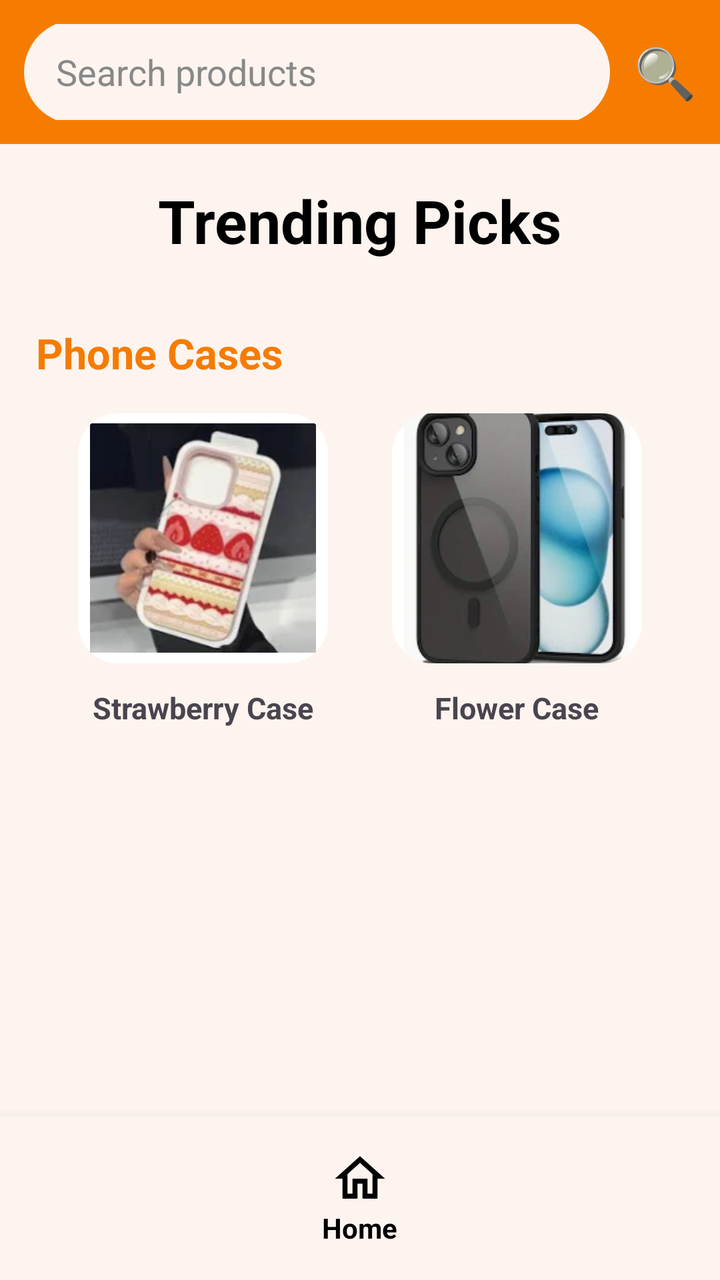
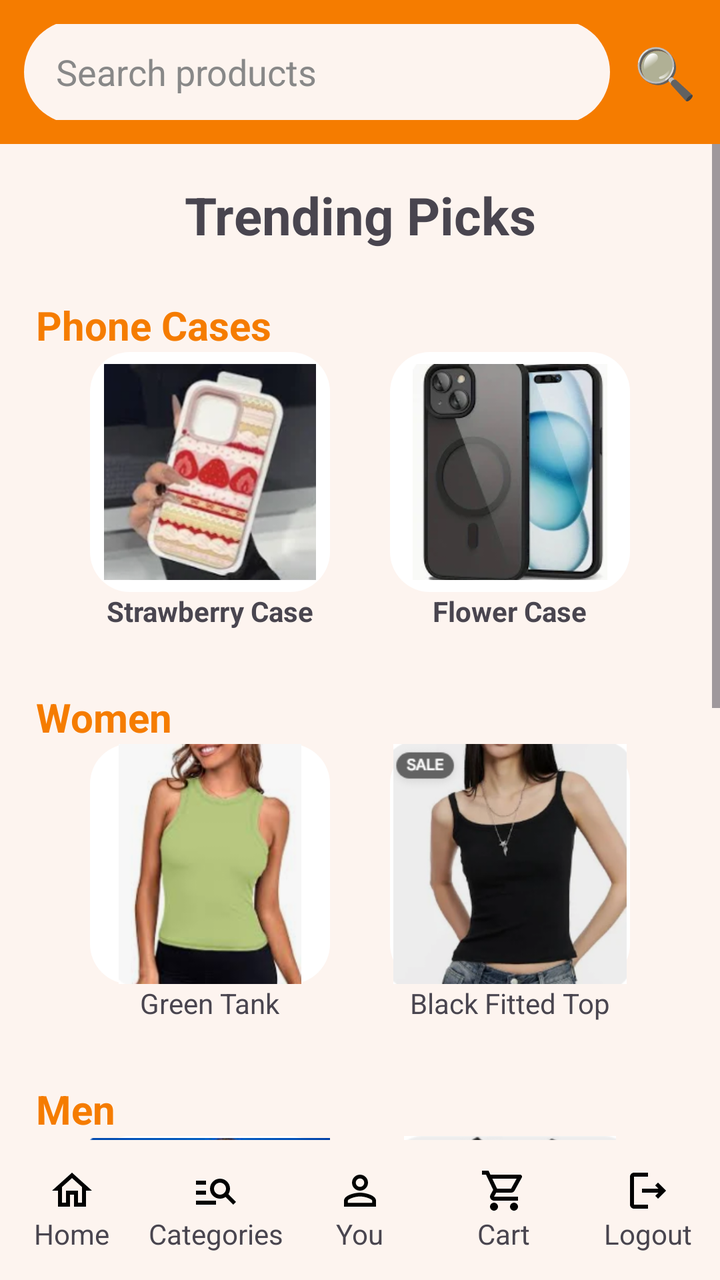

Before-and-after screenshots of an Android layout around one commit, followed by the original layout XML and the change that was made.
<!-- AndroidManifest.xml: application theme Theme.YOLO -->
<!-- res/layout/activity_category.xml -->
<?xml version="1.0" encoding="utf-8"?>
<LinearLayout
    xmlns:android="http://schemas.android.com/apk/res/android"
    xmlns:app="http://schemas.android.com/apk/res-auto"
    android:layout_width="match_parent"
    android:layout_height="match_parent"
    android:orientation="vertical"
    android:background="#FDF4EF">

    

    <LinearLayout
        android:layout_width="match_parent"
        android:layout_height="72dp"
        android:orientation="horizontal"
        android:gravity="center_vertical"
        android:padding="12dp"
        android:background="#F57C00">

        <EditText
            android:id="@+id/etSearch"
            android:layout_width="0dp"
            android:layout_height="52dp"
            android:layout_weight="1"
            android:hint="Search products"
            android:textColor="#000000"
            android:textColorHint="#888888"
            android:paddingStart="16dp"
            android:background="@drawable/rounded_edittext"
            android:backgroundTint="#FDF4EF"
            android:cursorVisible="false"
            android:inputType="text"/>

        <TextView
            android:layout_width="wrap_content"
            android:layout_height="wrap_content"
            android:text="🔍"
            android:textSize="25sp"
            android:layout_marginStart="12dp"/>
    </LinearLayout>

    

    <ScrollView
        android:layout_width="match_parent"
        android:layout_height="0dp"
        android:layout_weight="1">

        <LinearLayout
            android:layout_width="match_parent"
            android:layout_height="wrap_content"
            android:orientation="vertical"
            android:padding="18dp">

            

            <TextView
                android:layout_width="wrap_content"
                android:layout_height="wrap_content"
                android:text="Trending Picks"
                android:textStyle="bold"
                android:textSize="30sp"
                android:textColor="#000000"
                android:layout_gravity="center"
                android:layout_marginBottom="32dp"/>

            

            <TextView
                android:layout_width="wrap_content"
                android:layout_height="wrap_content"
                android:text="Phone Cases"
                android:textStyle="bold"
                android:textSize="21sp"
                android:textColor="#F57C00"
                android:layout_marginBottom="16dp"/>

            

            <LinearLayout
                android:layout_width="match_parent"
                android:layout_height="wrap_content"
                android:orientation="horizontal"
                android:gravity="center"
                android:layout_marginBottom="38dp">

                <LinearLayout
                    android:layout_width="wrap_content"
                    android:layout_height="wrap_content"
                    android:orientation="vertical"
                    android:gravity="center">

                    <ImageView
                        android:layout_width="125dp"
                        android:layout_height="125dp"
                        android:src="@drawable/case1"
                        android:background="@drawable/rounded_product"
                        android:padding="6dp"
                        android:scaleType="centerCrop"
                        android:clipToOutline="true"/>

                    <TextView
                        android:layout_width="wrap_content"
                        android:layout_height="wrap_content"
                        android:text="Strawberry Case"
                        android:textStyle="bold"
                        android:textSize="15sp"
                        android:layout_marginTop="12dp"/>
                </LinearLayout>

                <Space
                    android:layout_width="32dp"
                    android:layout_height="wrap_content"/>

                <LinearLayout
                    android:layout_width="wrap_content"
                    android:layout_height="wrap_content"
                    android:orientation="vertical"
                    android:gravity="center">

                    <ImageView
                        android:layout_width="125dp"
                        android:layout_height="125dp"
                        android:src="@drawable/case2"
                        android:background="@drawable/rounded_product"
                        android:padding="6dp"
                        android:scaleType="centerCrop"
                        android:clipToOutline="true"/>

                    <TextView
                        android:layout_width="wrap_content"
                        android:layout_height="wrap_content"
                        android:text="Flower Case"
                        android:textStyle="bold"
                        android:textSize="15sp"
                        android:layout_marginTop="12dp"/>
                </LinearLayout>

            </LinearLayout>

        </LinearLayout>

    </ScrollView>

    

    <LinearLayout
        android:layout_width="match_parent"
        android:layout_height="82dp"
        android:orientation="horizontal"
        android:background="#FDF4EF"
        android:gravity="center"
        android:elevation="10dp">

        

        <LinearLayout
            android:id="@+id/navHome"
            android:layout_width="0dp"
            android:layout_height="wrap_content"
            android:layout_weight="1"
            android:gravity="center"
            android:orientation="vertical">

            <ImageView
                android:layout_width="30dp"
                android:layout_height="30dp"
                android:src="@drawable/ic_home"
                app:tint="#000000"/>

            <TextView
                android:layout_width="wrap_content"
                android:layout_height="wrap_content"
                android:text="Home"
                android:textColor="#000000"
                android:textStyle="bold"
                android:textSize="14sp"/>
        </LinearLayout>

    </LinearLayout>

</LinearLayout>
<!-- resources referenced by this layout -->
<resources>
  <!-- drawable case1: png bitmap (drawable, 59315 bytes) -->
  <!-- drawable case2: png bitmap (drawable, 40874 bytes) -->
  <!-- drawable ic_home (drawable) -->
  <vector xmlns:android="http://schemas.android.com/apk/res/android" android:height="24dp" android:tint="#020202" android:viewportHeight="24" android:viewportWidth="24" android:width="24dp">
        
      <path android:fillColor="@android:color/white" android:pathData="M12,5.69l5,4.5V18h-2v-6H9v6H7v-7.81l5,-4.5M12,3L2,12h3v8h6v-6h2v6h6v-8h3L12,3z"/>
      
  </vector>
  <!-- drawable rounded_edittext (drawable) -->
  <?xml version="1.0" encoding="utf-8"?>
  <shape xmlns:android="http://schemas.android.com/apk/res/android">
  
      <solid android:color="#FFFFFF"/>
  
      <corners android:radius="30dp"/>
  
  </shape>
  <!-- drawable rounded_product (drawable) -->
  <?xml version="1.0" encoding="utf-8"?>
  <shape xmlns:android="http://schemas.android.com/apk/res/android">
  
      <solid android:color="#FFFFFF"/>
  
      <corners android:radius="20dp"/>
  
  </shape>
  <style name="Theme.YOLO" parent="Base.Theme.YOLO" />
  <style name="Base.Theme.YOLO" parent="Theme.Material3.DayNight.NoActionBar">
          
          
      </style>
</resources>

<!-- the commit's change to res/layout/activity_category.xml (unified diff, before → after) -->
@@ -1,14 +1,12 @@
 <?xml version="1.0" encoding="utf-8"?>
 <LinearLayout
     xmlns:android="http://schemas.android.com/apk/res/android"
-    xmlns:app="http://schemas.android.com/apk/res-auto"
     android:layout_width="match_parent"
     android:layout_height="match_parent"
     android:orientation="vertical"
     android:background="#FDF4EF">
 
     
-
     <LinearLayout
         android:layout_width="match_parent"
         android:layout_height="72dp"
@@ -23,13 +21,12 @@
             android:layout_height="52dp"
             android:layout_weight="1"
             android:hint="Search products"
-            android:textColor="#000000"
-            android:textColorHint="#888888"
+            android:textColor="#000"
+            android:textColorHint="#888"
             android:paddingStart="16dp"
             android:background="@drawable/rounded_edittext"
             android:backgroundTint="#FDF4EF"
-            android:cursorVisible="false"
-            android:inputType="text"/>
+            android:cursorVisible="false"/>
 
         <TextView
             android:layout_width="wrap_content"
@@ -40,7 +37,6 @@
     </LinearLayout>
 
     
-
     <ScrollView
         android:layout_width="match_parent"
         android:layout_height="0dp"
@@ -53,106 +49,248 @@
             android:padding="18dp">
 
             
-
-            <TextView
-                android:layout_width="wrap_content"
+            <TextView
+                android:layout_width="match_parent"
                 android:layout_height="wrap_content"
                 android:text="Trending Picks"
                 android:textStyle="bold"
-                android:textSize="30sp"
-                android:textColor="#000000"
-                android:layout_gravity="center"
-                android:layout_marginBottom="32dp"/>
-
-            
-
+                android:textSize="26sp"
+                android:gravity="center"
+                android:layout_marginBottom="24dp"/>
+
+            
             <TextView
                 android:layout_width="wrap_content"
                 android:layout_height="wrap_content"
                 android:text="Phone Cases"
                 android:textStyle="bold"
-                android:textSize="21sp"
-                android:textColor="#F57C00"
-                android:layout_marginBottom="16dp"/>
-
-            
+                android:textSize="20sp"
+                android:textColor="#F57C00"/>
 
             <LinearLayout
                 android:layout_width="match_parent"
                 android:layout_height="wrap_content"
                 android:orientation="horizontal"
                 android:gravity="center"
-                android:layout_marginBottom="38dp">
-
-                <LinearLayout
-                    android:layout_width="wrap_content"
-                    android:layout_height="wrap_content"
-                    android:orientation="vertical"
-                    android:gravity="center">
-
-                    <ImageView
-                        android:layout_width="125dp"
-                        android:layout_height="125dp"
+                android:layout_marginBottom="30dp">
+
+                <LinearLayout
+                    android:layout_width="wrap_content"
+                    android:layout_height="wrap_content"
+                    android:orientation="vertical"
+                    android:gravity="center">
+
+                    <ImageView
+                        android:layout_width="120dp"
+                        android:layout_height="120dp"
                         android:src="@drawable/case1"
                         android:background="@drawable/rounded_product"
-                        android:padding="6dp"
-                        android:scaleType="centerCrop"
-                        android:clipToOutline="true"/>
+                        android:padding="6dp"/>
 
                     <TextView
                         android:layout_width="wrap_content"
                         android:layout_height="wrap_content"
                         android:text="Strawberry Case"
-                        android:textStyle="bold"
-                        android:textSize="15sp"
-                        android:layout_marginTop="12dp"/>
-                </LinearLayout>
-
-                <Space
-                    android:layout_width="32dp"
-                    android:layout_height="wrap_content"/>
-
-                <LinearLayout
-                    android:layout_width="wrap_content"
-                    android:layout_height="wrap_content"
-                    android:orientation="vertical"
-                    android:gravity="center">
-
-                    <ImageView
-                        android:layout_width="125dp"
-                        android:layout_height="125dp"
+                        android:textStyle="bold"/>
+                </LinearLayout>
+
+                <Space android:layout_width="30dp" android:layout_height="1dp"/>
+
+                <LinearLayout
+                    android:layout_width="wrap_content"
+                    android:layout_height="wrap_content"
+                    android:orientation="vertical"
+                    android:gravity="center">
+
+                    <ImageView
+                        android:layout_width="120dp"
+                        android:layout_height="120dp"
                         android:src="@drawable/case2"
                         android:background="@drawable/rounded_product"
-                        android:padding="6dp"
-                        android:scaleType="centerCrop"
-                        android:clipToOutline="true"/>
+                        android:padding="6dp"/>
 
                     <TextView
                         android:layout_width="wrap_content"
                         android:layout_height="wrap_content"
                         android:text="Flower Case"
-                        android:textStyle="bold"
-                        android:textSize="15sp"
-                        android:layout_marginTop="12dp"/>
-                </LinearLayout>
-
+                        android:textStyle="bold"/>
+                </LinearLayout>
             </LinearLayout>
 
-        </LinearLayout>
-
+            
+            <TextView
+                android:layout_width="wrap_content"
+                android:layout_height="wrap_content"
+                android:text="Women"
+                android:textStyle="bold"
+                android:textSize="20sp"
+                android:textColor="#F57C00"/>
+
+            <LinearLayout
+                android:layout_width="match_parent"
+                android:layout_height="wrap_content"
+                android:orientation="horizontal"
+                android:gravity="center"
+                android:layout_marginBottom="30dp">
+
+                <LinearLayout
+                    android:layout_width="wrap_content"
+                    android:layout_height="wrap_content"
+                    android:orientation="vertical"
+                    android:gravity="center">
+
+                    <ImageView
+                        android:layout_width="120dp"
+                        android:layout_height="120dp"
+                        android:src="@drawable/women1"
+                        android:background="@drawable/rounded_product"/>
+
+                    <TextView
+                        android:layout_width="wrap_content"
+                        android:layout_height="wrap_content"
+                        android:text="Green Tank"/>
+                </LinearLayout>
+
+                <Space android:layout_width="30dp" android:layout_height="1dp"/>
+
+                <LinearLayout
+                    android:layout_width="wrap_content"
+                    android:layout_height="wrap_content"
+                    android:orientation="vertical"
+                    android:gravity="center">
+
+                    <ImageView
+                        android:layout_width="120dp"
+                        android:layout_height="120dp"
+                        android:src="@drawable/women2"
+                        android:background="@drawable/rounded_product"/>
+
+                    <TextView
+                        android:layout_width="wrap_content"
+                        android:layout_height="wrap_content"
+                        android:text="Black Fitted Top"/>
+                </LinearLayout>
+            </LinearLayout>
+
+            
+            <TextView
+                android:layout_width="wrap_content"
+                android:layout_height="wrap_content"
+                android:text="Men"
+                android:textStyle="bold"
+                android:textSize="20sp"
+                android:textColor="#F57C00"/>
+
+            <LinearLayout
+                android:layout_width="match_parent"
+                android:layout_height="wrap_content"
+                android:orientation="horizontal"
+                android:gravity="center"
+                android:layout_marginBottom="30dp">
+
+                <LinearLayout
+                    android:layout_width="wrap_content"
+                    android:layout_height="wrap_content"
+                    android:orientation="vertical"
+                    android:gravity="center">
+
+                    <ImageView
+                        android:layout_width="120dp"
+                        android:layout_height="120dp"
+                        android:src="@drawable/men1"
+                        android:background="@drawable/rounded_product"/>
+
+                    <TextView
+                        android:layout_width="wrap_content"
+                        android:layout_height="wrap_content"
+                        android:text="Gray Muscle Tee"/>
+                </LinearLayout>
+
+                <Space android:layout_width="30dp" android:layout_height="1dp"/>
+
+                <LinearLayout
+                    android:layout_width="wrap_content"
+                    android:layout_height="wrap_content"
+                    android:orientation="vertical"
+                    android:gravity="center">
+
+                    <ImageView
+                        android:layout_width="120dp"
+                        android:layout_height="120dp"
+                        android:src="@drawable/men2"
+                        android:background="@drawable/rounded_product"/>
+
+                    <TextView
+                        android:layout_width="wrap_content"
+                        android:layout_height="wrap_content"
+                        android:text="Blue Sports Tank"/>
+                </LinearLayout>
+            </LinearLayout>
+
+            
+            <TextView
+                android:layout_width="wrap_content"
+                android:layout_height="wrap_content"
+                android:text="Shoes"
+                android:textStyle="bold"
+                android:textSize="20sp"
+                android:textColor="#F57C00"/>
+
+            <LinearLayout
+                android:layout_width="match_parent"
+                android:layout_height="wrap_content"
+                android:orientation="horizontal"
+                android:gravity="center"
+                android:layout_marginBottom="30dp">
+
+                <LinearLayout
+                    android:layout_width="wrap_content"
+                    android:layout_height="wrap_content"
+                    android:orientation="vertical"
+                    android:gravity="center">
+
+                    <ImageView
+                        android:layout_width="120dp"
+                        android:layout_height="120dp"
+                        android:src="@drawable/shoes1"
+                        android:background="@drawable/rounded_product"/>
+
+                    <TextView
+                        android:layout_width="wrap_content"
+                        android:layout_height="wrap_content"
+                        android:text="White Shoes"/>
+                </LinearLayout>
+
+                <Space android:layout_width="30dp" android:layout_height="1dp"/>
+
+                <LinearLayout
+                    android:layout_width="wrap_content"
+                    android:layout_height="wrap_content"
+                    android:orientation="vertical"
+                    android:gravity="center">
+
+                    <ImageView
+                        android:layout_width="120dp"
+                        android:layout_height="120dp"
+                        android:src="@drawable/shoes2"
+                        android:background="@drawable/rounded_product"/>
+
+                    <TextView
+                        android:layout_width="wrap_content"
+                        android:layout_height="wrap_content"
+                        android:text="Running Shoes"/>
+                </LinearLayout>
+            </LinearLayout>
+
+        </LinearLayout>
     </ScrollView>
 
     
-
     <LinearLayout
         android:layout_width="match_parent"
-        android:layout_height="82dp"
+        android:layout_height="70dp"
         android:orientation="horizontal"
-        android:background="#FDF4EF"
-        android:gravity="center"
-        android:elevation="10dp">
-
-        
+        android:gravity="center">
 
         <LinearLayout
             android:id="@+id/navHome"
@@ -163,18 +301,90 @@
             android:orientation="vertical">
 
             <ImageView
-                android:layout_width="30dp"
-                android:layout_height="30dp"
-                android:src="@drawable/ic_home"
-                app:tint="#000000"/>
-
-            <TextView
-                android:layout_width="wrap_content"
-                android:layout_height="wrap_content"
-                android:text="Home"
-                android:textColor="#000000"
-                android:textStyle="bold"
-                android:textSize="14sp"/>
+                android:layout_width="24dp"
+                android:layout_height="24dp"
+                android:src="@drawable/ic_home"/>
+
+            <TextView
+                android:layout_width="wrap_content"
+                android:layout_height="wrap_content"
+                android:text="Home"/>
+        </LinearLayout>
+
+        <LinearLayout
+            android:id="@+id/navCategory"
+            android:layout_width="0dp"
+            android:layout_height="wrap_content"
+            android:layout_weight="1"
+            android:gravity="center"
+            android:orientation="vertical">
+
+            <ImageView
+                android:layout_width="24dp"
+                android:layout_height="24dp"
+                android:src="@drawable/ic_category"/>
+
+            <TextView
+                android:layout_width="wrap_content"
+                android:layout_height="wrap_content"
+                android:text="Categories"/>
+        </LinearLayout>
+
+        <LinearLayout
+            android:id="@+id/navYou"
+            android:layout_width="0dp"
+            android:layout_height="wrap_content"
+            android:layout_weight="1"
+            android:gravity="center"
+            android:orientation="vertical">
+
+            <ImageView
+                android:layout_width="24dp"
+                android:layout_height="24dp"
+                android:src="@drawable/ic_user"/>
+
+            <TextView
+                android:layout_width="wrap_content"
+                android:layout_height="wrap_content"
+                android:text="You"/>
+        </LinearLayout>
+
+        <LinearLayout
+            android:id="@+id/navCart"
+            android:layout_width="0dp"
+            android:layout_height="wrap_content"
+            android:layout_weight="1"
+            android:gravity="center"
+            android:orientation="vertical">
+
+            <ImageView
+                android:layout_width="24dp"
+                android:layout_height="24dp"
+                android:src="@drawable/ic_cart"/>
+
+            <TextView
+                android:layout_width="wrap_content"
+                android:layout_height="wrap_content"
+                android:text="Cart"/>
+        </LinearLayout>
+
+        <LinearLayout
+            android:id="@+id/navLogout"
+            android:layout_width="0dp"
+            android:layout_height="wrap_content"
+            android:layout_weight="1"
+            android:gravity="center"
+            android:orientation="vertical">
+
+            <ImageView
+                android:layout_width="24dp"
+                android:layout_height="24dp"
+                android:src="@drawable/ic_logout"/>
+
+            <TextView
+                android:layout_width="wrap_content"
+                android:layout_height="wrap_content"
+                android:text="Logout"/>
         </LinearLayout>
 
     </LinearLayout>
<!-- resource entries referenced after the edit -->
@@ -2,12 +2,38 @@
 <resources>
   <!-- drawable case1: png bitmap (drawable, 59315 bytes) -->
   <!-- drawable case2: png bitmap (drawable, 40874 bytes) -->
+  <!-- drawable ic_cart (drawable) -->
+  <vector xmlns:android="http://schemas.android.com/apk/res/android" android:height="24dp" android:tint="#020202" android:viewportHeight="24" android:viewportWidth="24" android:width="24dp">
+        
+      <path android:fillColor="@android:color/white" android:pathData="M15.55,13c0.75,0 1.41,-0.41 1.75,-1.03l3.58,-6.49c0.37,-0.66 -0.11,-1.48 -0.87,-1.48L5.21,4l-0.94,-2L1,2v2h2l3.6,7.59 -1.35,2.44C4.52,15.37 5.48,17 7,17h12v-2L7,15l1.1,-2h7.45zM6.16,6h12.15l-2.76,5L8.53,11L6.16,6zM7,18c-1.1,0 -1.99,0.9 -1.99,2S5.9,22 7,22s2,-0.9 2,-2 -0.9,-2 -2,-2zM17,18c-1.1,0 -1.99,0.9 -1.99,2s0.89,2 1.99,2 2,-0.9 2,-2 -0.9,-2 -2,-2z"/>
+      
+  </vector>
+  <!-- drawable ic_category (drawable) -->
+  <vector xmlns:android="http://schemas.android.com/apk/res/android" android:autoMirrored="true" android:height="24dp" android:tint="#020202" android:viewportHeight="24" android:viewportWidth="24" android:width="24dp">
+        
+      <path android:fillColor="@android:color/white" android:pathData="M7,9H2V7h5V9zM7,12H2v2h5V12zM20.59,19l-3.83,-3.83C15.96,15.69 15.02,16 14,16c-2.76,0 -5,-2.24 -5,-5s2.24,-5 5,-5s5,2.24 5,5c0,1.02 -0.31,1.96 -0.83,2.75L22,17.59L20.59,19zM17,11c0,-1.65 -1.35,-3 -3,-3s-3,1.35 -3,3s1.35,3 3,3S17,12.65 17,11zM2,19h10v-2H2V19z"/>
+      
+  </vector>
   <!-- drawable ic_home (drawable) -->
   <vector xmlns:android="http://schemas.android.com/apk/res/android" android:height="24dp" android:tint="#020202" android:viewportHeight="24" android:viewportWidth="24" android:width="24dp">
         
       <path android:fillColor="@android:color/white" android:pathData="M12,5.69l5,4.5V18h-2v-6H9v6H7v-7.81l5,-4.5M12,3L2,12h3v8h6v-6h2v6h6v-8h3L12,3z"/>
       
   </vector>
+  <!-- drawable ic_logout (drawable) -->
+  <vector xmlns:android="http://schemas.android.com/apk/res/android" android:autoMirrored="true" android:height="24dp" android:tint="#020202" android:viewportHeight="24" android:viewportWidth="24" android:width="24dp">
+        
+      <path android:fillColor="@android:color/white" android:pathData="M17,8l-1.41,1.41L17.17,11H9v2h8.17l-1.58,1.58L17,16l4,-4L17,8zM5,5h7V3H5C3.9,3 3,3.9 3,5v14c0,1.1 0.9,2 2,2h7v-2H5V5z"/>
+      
+  </vector>
+  <!-- drawable ic_user (drawable) -->
+  <vector xmlns:android="http://schemas.android.com/apk/res/android" android:height="24dp" android:tint="#020202" android:viewportHeight="24" android:viewportWidth="24" android:width="24dp">
+        
+      <path android:fillColor="@android:color/white" android:pathData="M12,5.9c1.16,0 2.1,0.94 2.1,2.1s-0.94,2.1 -2.1,2.1S9.9,9.16 9.9,8s0.94,-2.1 2.1,-2.1m0,9c2.97,0 6.1,1.46 6.1,2.1v1.1L5.9,18.1L5.9,17c0,-0.64 3.13,-2.1 6.1,-2.1M12,4C9.79,4 8,5.79 8,8s1.79,4 4,4 4,-1.79 4,-4 -1.79,-4 -4,-4zM12,13c-2.67,0 -8,1.34 -8,4v3h16v-3c0,-2.66 -5.33,-4 -8,-4z"/>
+      
+  </vector>
+  <!-- drawable men1: png bitmap (drawable, 65103 bytes) -->
+  <!-- drawable men2: png bitmap (drawable, 18460 bytes) -->
   <!-- drawable rounded_edittext (drawable) -->
   <?xml version="1.0" encoding="utf-8"?>
   <shape xmlns:android="http://schemas.android.com/apk/res/android">
@@ -26,6 +52,10 @@
       <corners android:radius="20dp"/>
   
   </shape>
+  <!-- drawable shoes1: png bitmap (drawable, 20970 bytes) -->
+  <!-- drawable shoes2: png bitmap (drawable, 45372 bytes) -->
+  <!-- drawable women1: png bitmap (drawable, 41860 bytes) -->
+  <!-- drawable women2: png bitmap (drawable, 54757 bytes) -->
   <style name="Theme.YOLO" parent="Base.Theme.YOLO" />
   <style name="Base.Theme.YOLO" parent="Theme.Material3.DayNight.NoActionBar">
           
